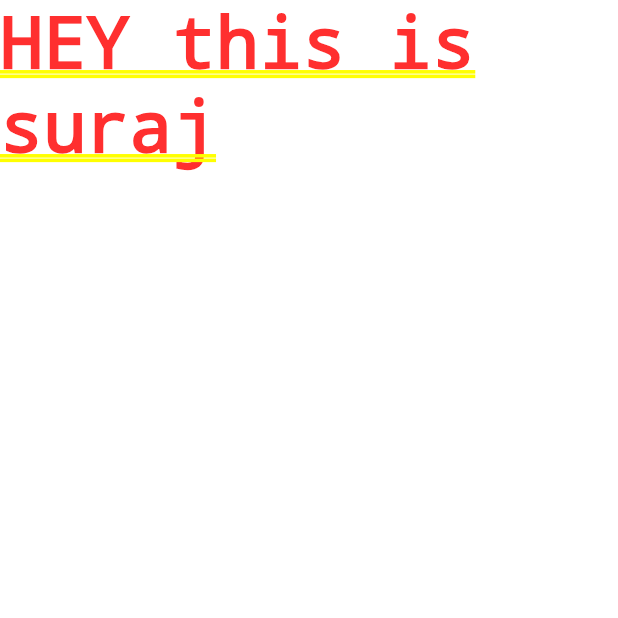
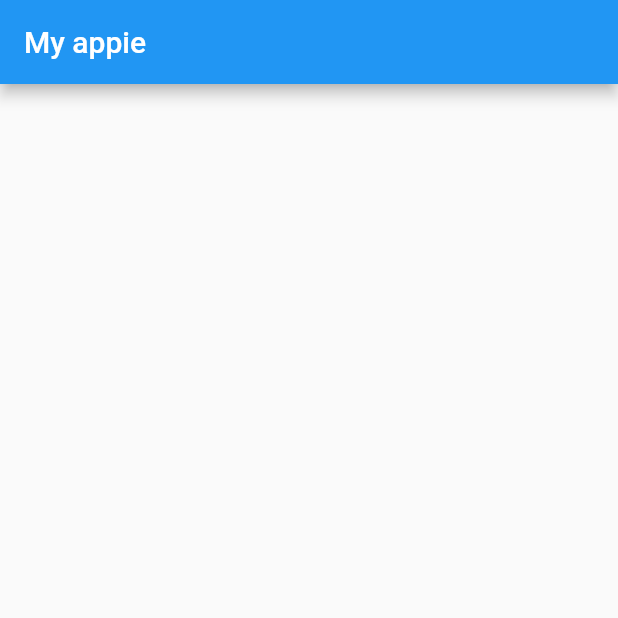
Before and after one commit to thesurajkamble/Flutter-simple, a Flutter app: the screen it shows after launch, on a phone screen of 412 x 824 dp, the top half of it. Run offline on Flutter 3.47's test engine with Material 2 defaults, Android fonts, the phone set to English and light mode, and no system bars.

Commit message:
scaffold concept

```diff
--- a/testprj/lib/main.dart
+++ b/testprj/lib/main.dart
@@ -1,10 +1,11 @@
-import 'package:flutter/material.dart';
-// Uncomment lines 7 and 10 to view the visual layout at runtime.
-// import 'package:flutter/rendering.dart' show debugPaintSizeEnabled;
-
+import 'package:flutter/material.dart' ;
 void main() {
   // debugPaintSizeEnabled = true;
   runApp(MaterialApp(
-    home: Text("HEY this is suraj"),
+    home:Scaffold(
+      appBar: AppBar(
+        title: Text("My appie"),
+      ),
+    )
   ));
 }
```
